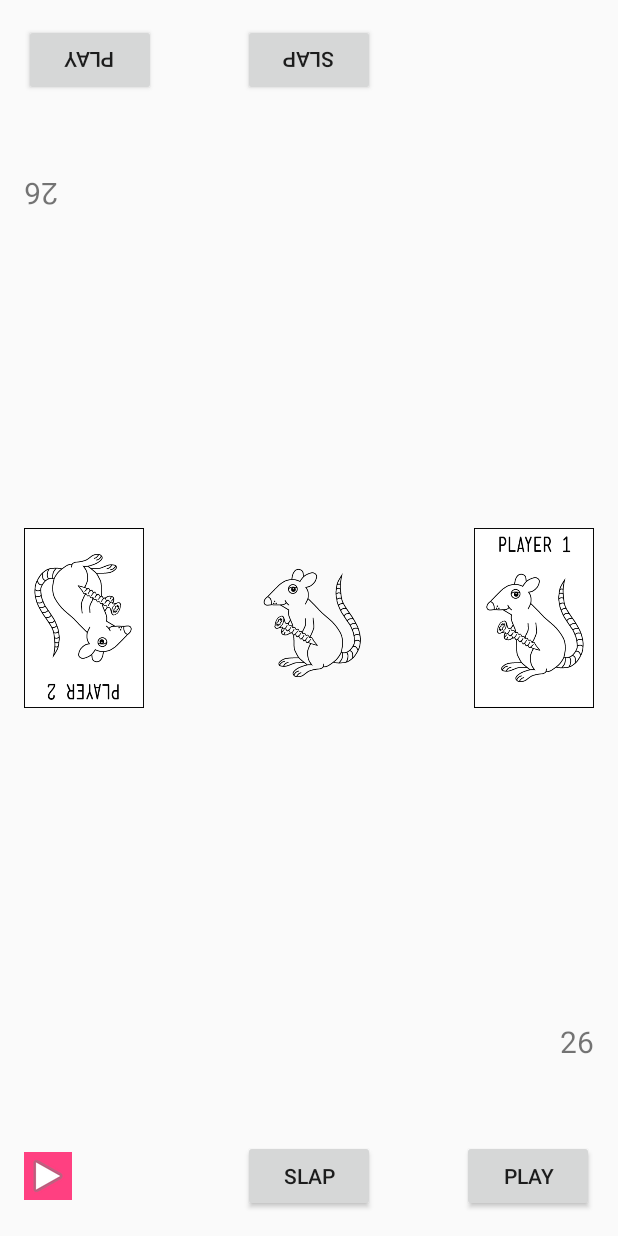
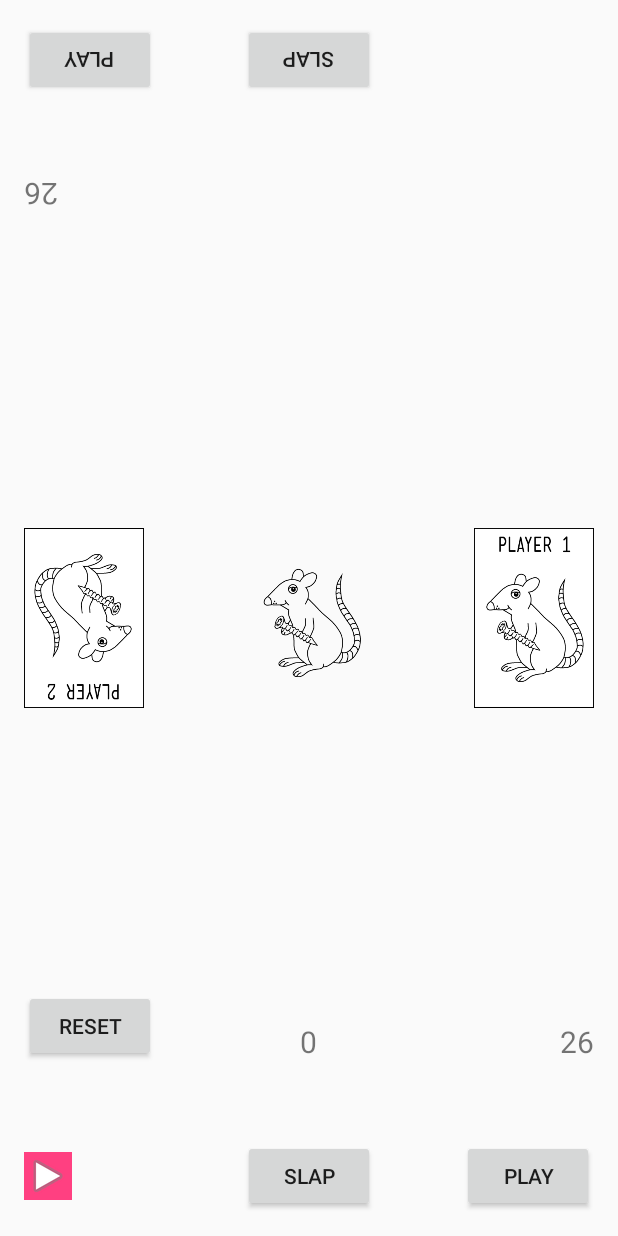
Before and after one commit to loafyyy/egyptian-rat-screw-android, an Android app: the screen it shows after launch (MainActivity), on a phone screen of 412 x 824 dp. Run offline under Robolectric (Android 15) with nearby library versions, the phone set to English and light mode, and no system bars.

Commit message:
add reset button, fix indicator, add middle pile size, handle game end

```diff
--- a/app/src/main/java/com/example/android/egyptianratscrew/MainActivity.java
+++ b/app/src/main/java/com/example/android/egyptianratscrew/MainActivity.java
@@ -3,10 +3,10 @@ package com.example.android.egyptianratscrew;
 import android.os.Bundle;
 import android.support.v7.app.AppCompatActivity;
 import android.util.DisplayMetrics;
-import android.util.Log;
 import android.view.View;
 import android.view.animation.Animation;
 import android.view.animation.TranslateAnimation;
+import android.widget.Button;
 import android.widget.ImageView;
 import android.widget.TextView;
 
@@ -36,7 +36,7 @@ public class MainActivity extends AppCompatActivity {
     // player one num of cards
     private TextView numCardsPlayerOne;
     private TextView numCardsPlayerTwo;
-    // TextView numCardsCenter;
+    private TextView numCardsCenter;
 
     // burn/slap text view
     private TextView burnSlap;
@@ -45,32 +45,17 @@ public class MainActivity extends AppCompatActivity {
     private ImageView p1PlayIndicator;
     private ImageView p2PlayIndicator;
 
+    Button p1PlayButton;
+    Button p2PlayButton;
+    Button p1SlapButton;
+    Button p2SlapButton;
+
     @Override
     protected void onCreate(Bundle savedInstanceState) {
         super.onCreate(savedInstanceState);
         setContentView(R.layout.activity_main);
 
-        // initialize a deck of cards and shuffle
-        Deck startingDeck = new Deck();
-        startingDeck.initializeDeck();
-        startingDeck.shuffleDeck();
-
-        // create the hands/decks for two players
-        playerOne = new PlayerDeck();
-        playerTwo = new PlayerDeck();
-
-        // distribute cards to player one
-        for (int i = 0; i < 26; i++) {
-            playerOne.addCard(startingDeck.getNextCard());
-        }
-
-        // distribute cards to player two
-        for (int i = 0; i < 26; i++) {
-            playerTwo.addCard(startingDeck.getNextCard());
-        }
-
-        // initialize middle pile
-        middlePile = new MiddlePile();
+        initializeDecks();
 
         // initialize the images for the piles
         playerOneImage = (ImageView) findViewById(R.id.player_one_card);
@@ -80,7 +65,7 @@ public class MainActivity extends AppCompatActivity {
         // initialize text views that show number of cards in the piles
         numCardsPlayerOne = (TextView) findViewById(R.id.num_cards_player_one);
         numCardsPlayerTwo = (TextView) findViewById(R.id.num_cards_player_two);
-        // numCardsCenter = (TextView) findViewById(R.id.num_cards_middle);
+        numCardsCenter = (TextView) findViewById(R.id.num_cards_middle);
 
         // play indicators
         p1PlayIndicator = (ImageView) findViewById(R.id.p1_play_indicator);
@@ -89,11 +74,21 @@ public class MainActivity extends AppCompatActivity {
 
         // initialize burn/slap text view
         burnSlap = (TextView) findViewById(R.id.burn_slap);
+
+        // initialize buttons
+        p1PlayButton = (Button) findViewById(R.id.p1_play);
+        p2PlayButton = (Button) findViewById(R.id.p2_play);
+        p1SlapButton = (Button) findViewById(R.id.p1_slap);
+        p2SlapButton = (Button) findViewById(R.id.p2_slap);
     }
 
     public void playerOneSlap(View view) {
         // if the slap was correct
         if (middlePile.shouldSlap()) {
+
+            // p1 turn
+            p1PlayIndicator.setVisibility(View.VISIBLE);
+            p2PlayIndicator.setVisibility(View.INVISIBLE);
 
             // update shouldSlap so player two cannot slap
             middlePile.shouldntSlap();
@@ -117,18 +112,28 @@ public class MainActivity extends AppCompatActivity {
             // burn player one's next card
             middlePile.burn(playerOne.playTopCard());
             moveCardToCenterBurn(playerOneImage, true);
-            burnSlap.setText("P1 BURN");
+
+            // p1 runs out of cards - player two wins
+            if (playerOne.getSize() == 0) {
+                endGame("Player Two Wins!");
+            } else {
+                burnSlap.setText("P1 BURN");
+            }
         }
 
         // update text field that display deck sizes
         numCardsPlayerOne.setText("" + playerOne.getSize());
         numCardsPlayerTwo.setText("" + playerTwo.getSize());
-        // numCardsCenter.setText("" + middlePile.getSize());
+        numCardsCenter.setText("" + middlePile.getSize());
     }
 
     public void playerTwoSlap(View view) {
         // if the slap was correct
         if (middlePile.shouldSlap()) {
+
+            // p2 turn
+            p1PlayIndicator.setVisibility(View.INVISIBLE);
+            p2PlayIndicator.setVisibility(View.VISIBLE);
 
             // update shouldSlap so player one cannot slap again
             middlePile.shouldntSlap();
@@ -149,25 +154,36 @@ public class MainActivity extends AppCompatActivity {
 
         // if the slap was incorrect
         else {
+
             // burn player two's next card
             middlePile.burn(playerTwo.playTopCard());
             moveCardToCenterBurn(playerTwoImage, false);
-            burnSlap.setText("P2 BURN");
+
+            // p2 runs out of cards - player one wins
+            if (playerTwo.getSize() == 0) {
+                endGame("Player One Wins!");
+            } else {
+                burnSlap.setText("P2 BURN");
+            }
         }
 
         // update text field that display deck sizes
         numCardsPlayerOne.setText("" + playerOne.getSize());
         numCardsPlayerTwo.setText("" + playerTwo.getSize());
-        // numCardsCenter.setText("" + middlePile.getSize());
+        numCardsCenter.setText("" + middlePile.getSize());
     }
 
     public void playerOnePlay(View view) {
+
+        burnSlap.setText("");
+
         // player one can only play when it's his/her turn
-        if (playerOne.getSize() <= 0) {
+        if (playerOnePlays != 0) {
 
-        }
-
-        if (playerOnePlays != 0) {
+            // player two wins
+            if (playerOne.getSize() <= 1) {
+                endGame("Player Two Wins!");
+            }
 
             Card nextCard = playerOne.playTopCard();
             middlePile.addCard(nextCard);
@@ -191,8 +207,7 @@ public class MainActivity extends AppCompatActivity {
                 // ace
                 if (num == 1) {
                     playerTwoPlays += 4;
-                }
-                else {
+                } else {
                     playerTwoPlays += num - 10;
                 }
                 playerOnePlays = 0;
@@ -222,25 +237,28 @@ public class MainActivity extends AppCompatActivity {
 
                     // update boolean
                     isFCPlayerTwo = false;
-
+                    middlePile.shouldntSlap();
                 }
             }
 
             // update text field that display deck sizes
             numCardsPlayerOne.setText("" + playerOne.getSize());
             numCardsPlayerTwo.setText("" + playerTwo.getSize());
-            // numCardsCenter.setText("" + middlePile.getSize());
+            numCardsCenter.setText("" + middlePile.getSize());
         }
     }
 
     public void playerTwoPlay(View view) {
 
-        if (playerTwo.getSize() <= 0) {
-
-        }
+        burnSlap.setText("");
 
         // player two can only play when it's his/her turn
         if (playerTwoPlays != 0) {
+
+            // player one wins
+            if (playerTwo.getSize() <= 1) {
+                endGame("Player One Wins!");
+            }
 
             Card nextCard = playerTwo.playTopCard();
             middlePile.addCard(nextCard);
@@ -265,8 +283,7 @@ public class MainActivity extends AppCompatActivity {
                 // ace
                 if (num == 1) {
                     playerOnePlays += 4;
-                }
-                else {
+                } else {
                     playerOnePlays += num - 10;
                 }
                 playerTwoPlays = 0;
@@ -296,19 +313,39 @@ public class MainActivity extends AppCompatActivity {
 
                     // update boolean
                     isFCPlayerOne = false;
+                    middlePile.shouldntSlap();
                 }
             }
 
             // update text field that display deck sizes
             numCardsPlayerOne.setText("" + playerOne.getSize());
             numCardsPlayerTwo.setText("" + playerTwo.getSize());
-            // numCardsCenter.setText("" + middlePile.getSize());
+            numCardsCenter.setText("" + middlePile.getSize());
         }
     }
 
+    public void reset(View view) {
+
+        // todo add animation
+        initializeDecks();
+        p1PlayIndicator.setVisibility(View.VISIBLE);
+        p2PlayIndicator.setVisibility(View.INVISIBLE);
+        numCardsPlayerOne.setText("" + playerOne.getSize());
+        numCardsPlayerTwo.setText("" + playerTwo.getSize());
+        numCardsCenter.setText("" + middlePile.getSize());
+        playerOnePlays = 1;
+        playerTwoPlays = 0;
+        isFCPlayerOne = false;
+        isFCPlayerTwo = false;
+        burnSlap.setText("RESET");
+        p1PlayButton.setEnabled(true);
+        p1SlapButton.setEnabled(true);
+        p2PlayButton.setEnabled(true);
+        p2SlapButton.setEnabled(true);
+        nextCardImage.setImageResource(R.drawable.rat);
+    }
+
     private void moveCardToCenter(final View view, final int imageId, boolean playerOne) {
-
-        Log.i("toCenter", "toCenter");
 
         view.bringToFront();
 
@@ -354,8 +391,6 @@ public class MainActivity extends AppCompatActivity {
 
     private void moveCardToCenterBurn(View view, final boolean playerOne) {
 
-        Log.i("Burn", "Burn");
-
         DisplayMetrics dm = new DisplayMetrics();
         getWindowManager().getDefaultDisplay().getMetrics(dm);
 
@@ -381,18 +416,18 @@ public class MainActivity extends AppCompatActivity {
             public void onAnimationStart(Animation animation) {
                 nextCardImage.bringToFront();
                 // nothing in the pile
-                if  (middlePile.getSize() == 1) {
+                if (middlePile.getSize() == 1) {
                     nextCardImage.setVisibility(View.GONE);
                 }
             }
+
             @Override
             public void onAnimationEnd(Animation animation) {
                 nextCardImage.setVisibility(View.VISIBLE);
-                if  (middlePile.getSize() == 1) {
+                if (middlePile.getSize() == 1) {
                     if (playerOne) {
                         nextCardImage.setImageResource(R.drawable.player1card);
-                    }
-                    else {
+                    } else {
                         nextCardImage.setImageResource(R.drawable.player2card);
                     }
                 }
@@ -407,8 +442,6 @@ public class MainActivity extends AppCompatActivity {
     }
 
     private void moveCardFromCenter(final boolean playerOne) {
-
-        Log.i("moveCardFromCenter", "moveCardFromCenter");
 
         DisplayMetrics dm = new DisplayMetrics();
         int cardWidth = nextCardImage.getMeasuredWidth() / 2;
@@ -429,7 +462,7 @@ public class MainActivity extends AppCompatActivity {
         int pos = end - start;
 
         TranslateAnimation anim = new TranslateAnimation(0, pos, 0, 0);
-        anim.setDuration(500);
+        anim.setDuration(300);
         anim.setAnimationListener(new Animation.AnimationListener() {
             @Override
             public void onAnimationStart(Animation animation) {
@@ -455,21 +488,37 @@ public class MainActivity extends AppCompatActivity {
         nextCardImage.startAnimation(anim);
     }
 
+    private void endGame(String msg) {
+        p1PlayButton.setEnabled(false);
+        p2PlayButton.setEnabled(false);
+        p1SlapButton.setEnabled(false);
+        p2SlapButton.setEnabled(false);
 
+        burnSlap.setText(msg);
+    }
 
-        /*
-        RelativeLayout root = (RelativeLayout) findViewById(R.id.rootLayout);
-        DisplayMetrics dm = new DisplayMetrics();
-        getWindowManager().getDefaultDisplay().getMetrics(dm);
+    private void initializeDecks() {
 
-        int originalPos[] = new int[2];
-        view.getLocationOnScreen(originalPos);
+        // initialize a deck of cards and shuffle
+        Deck startingDeck = new Deck();
+        startingDeck.initializeDeck();
+        startingDeck.shuffleDeck();
 
-        int xDest = dm.widthPixels / 2;
-        int cardWidth = (view.getMeasuredWidth() / 2);
-        xDest += cardWidth;
+        // create the hands/decks for two players
+        playerOne = new PlayerDeck();
+        playerTwo = new PlayerDeck();
 
-        int start = xDest - originalPos[0];
-        int end = dm.widthPixels - originalPos[0] + cardWidth / 2; */
+        // distribute cards to player one
+        for (int i = 0; i < 26; i++) {
+            playerOne.addCard(startingDeck.getNextCard());
+        }
 
+        // distribute cards to player two
+        for (int i = 0; i < 26; i++) {
+            playerTwo.addCard(startingDeck.getNextCard());
+        }
+
+        // initialize middle pile
+        middlePile = new MiddlePile();
+    }
 }
--- a/app/src/main/res/layout/activity_main.xml
+++ b/app/src/main/res/layout/activity_main.xml
@@ -22,6 +22,7 @@
             android:src="@android:drawable/ic_media_play" />
 
         <Button
+            android:id="@+id/p2_slap"
             android:layout_width="wrap_content"
             android:layout_height="wrap_content"
             android:layout_centerInParent="true"
@@ -29,6 +30,7 @@
             android:text="SLAP" />
 
         <Button
+            android:id="@+id/p2_play"
             android:layout_width="wrap_content"
             android:layout_height="wrap_content"
             android:layout_alignParentRight="true"
@@ -111,6 +113,25 @@
 
     </RelativeLayout>
 
+    <Button
+        android:id="@+id/reset_button"
+        android:layout_width="wrap_content"
+        android:layout_height="wrap_content"
+        android:layout_alignParentBottom="true"
+        android:layout_marginBottom="100dp"
+        android:onClick="reset"
+        android:text="RESET" />
+
+    <TextView
+        android:id="@+id/num_cards_middle"
+        android:layout_width="wrap_content"
+        android:layout_height="wrap_content"
+        android:layout_alignParentBottom="true"
+        android:layout_centerInParent="true"
+        android:layout_marginBottom="100dp"
+        android:text="0"
+        android:textSize="20sp" />
+
     <TextView
         android:id="@+id/num_cards_player_one"
         android:layout_width="wrap_content"
@@ -135,6 +156,7 @@
             android:src="@android:drawable/ic_media_play" />
 
         <Button
+            android:id="@+id/p1_slap"
             android:layout_width="wrap_content"
             android:layout_height="wrap_content"
             android:layout_centerHorizontal="true"
@@ -142,6 +164,7 @@
             android:text="SLAP" />
 
         <Button
+            android:id="@+id/p1_play"
             android:layout_width="wrap_content"
             android:layout_height="wrap_content"
             android:layout_alignParentRight="true"
```
